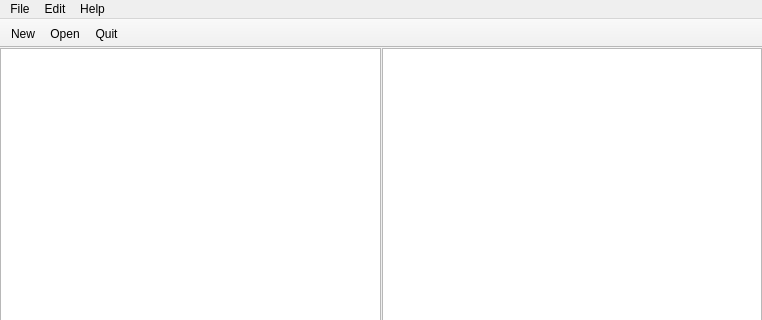
The window that MainWindow.ui (MikeMcQuaid/Fabula) describes before a commit, drawn with Qt 5; both pictures show x 0 to 762 and y 0 to 320 of the 762 by 487 pixel window.
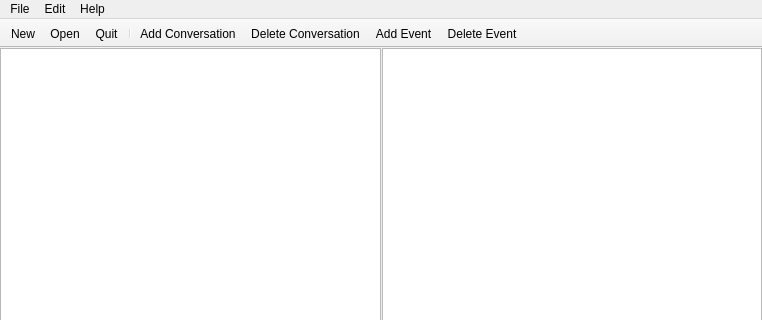
The same window after the commit. Icons and pictures are not drawn.

Commit message: Allow conversations reloading, add icons, renaming.

Patch:
```diff
--- a/MainWindow.ui
+++ b/MainWindow.ui
@@ -188,6 +188,11 @@
    <addaction name="actionNew"/>
    <addaction name="actionOpen"/>
    <addaction name="actionQuit"/>
+   <addaction name="separator"/>
+   <addaction name="actionAdd_Conversation"/>
+   <addaction name="actionDelete_Conversation"/>
+   <addaction name="actionAdd_Event"/>
+   <addaction name="actionDelete_Event"/>
   </widget>
   <widget class="QStatusBar" name="statusBar">
    <property name="enabled">
```
Left out of the diff: 31 changed lines with no effect on the pictures. The commit also changes 9 other files.
